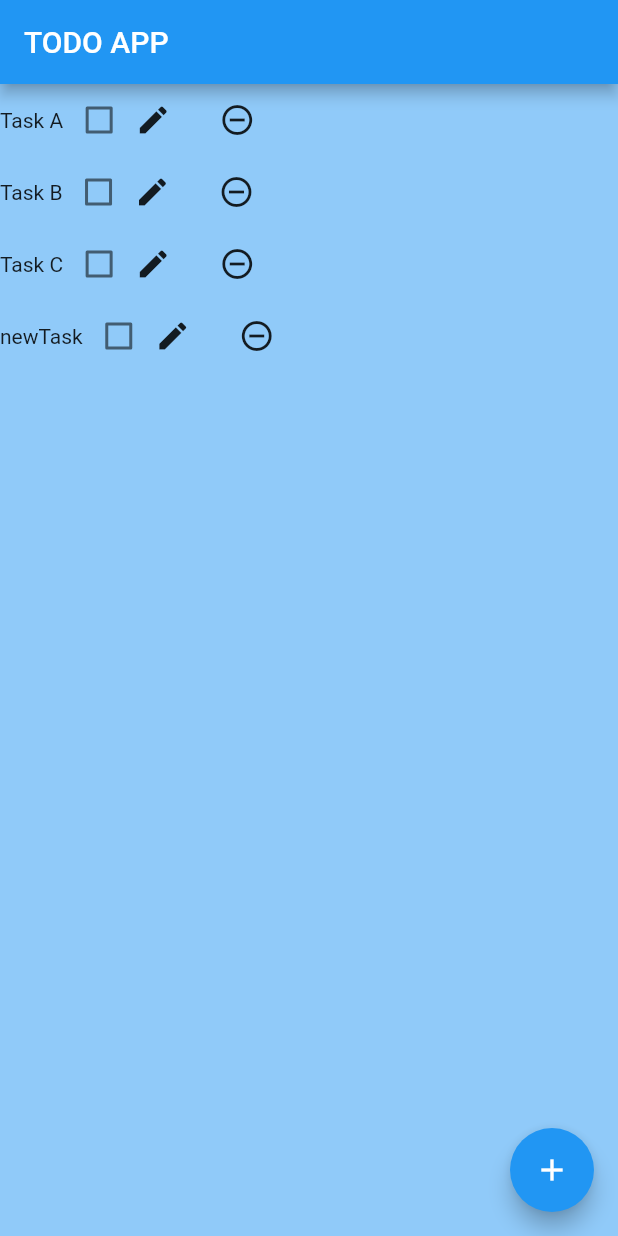
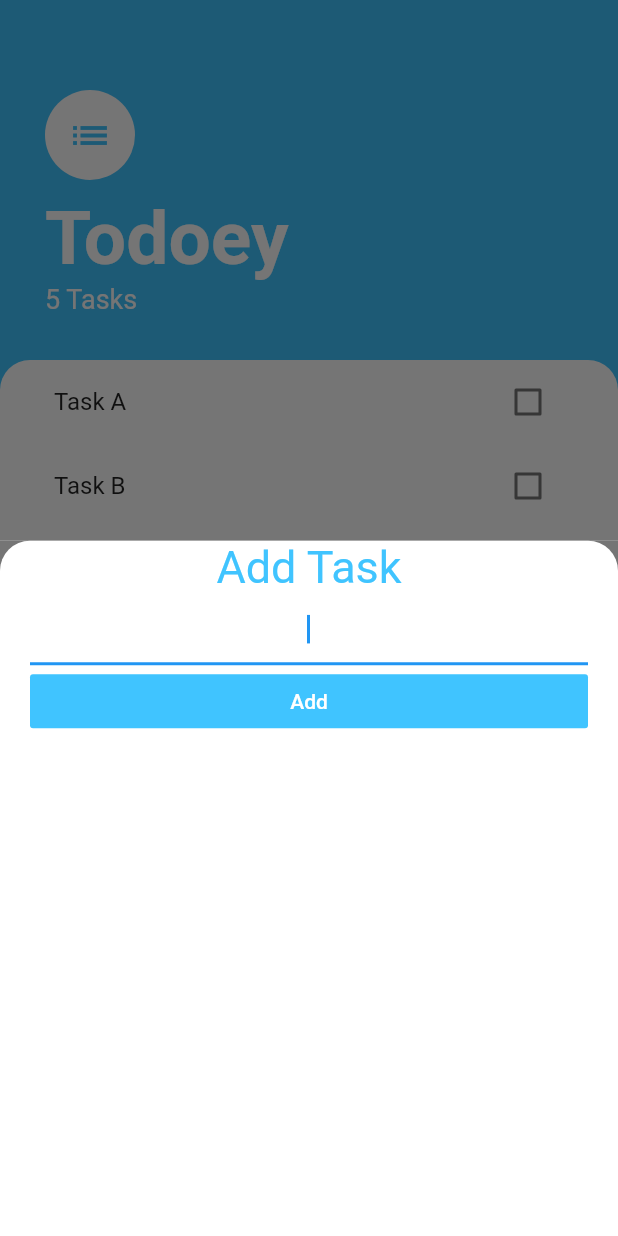
Before and after one commit to dihui98/todoapp, a Flutter app: the screen it shows after launch, after a tap on the "add" icon, on a phone screen of 412 x 824 dp. Run offline on Flutter 3.47's test engine with Material 2 defaults, Android fonts, the phone set to English and light mode, and no system bars.

Commit message:
Added addTask Feature and isDone Feature

```diff
--- a/todo_app/lib/main.dart
+++ b/todo_app/lib/main.dart
@@ -1,119 +1,15 @@
 import 'package:flutter/material.dart';
-import 'taskManager.dart';
-import 'task.dart';
+import 'package:todo_app/screens/tasks_screen.dart';
 
 void main() {
-  runApp(const MyApp());
+  runApp(MyApp());
 }
 
 class MyApp extends StatelessWidget {
-  const MyApp({Key? key}) : super(key: key);
-
   @override
   Widget build(BuildContext context) {
     return MaterialApp(
-      title: 'Flutter Demo',
-      theme: ThemeData(
-        primarySwatch: Colors.blue,
-      ),
-      home: const ToDoPage(),
+      home: TasksScreen(),
     );
   }
 }
-
-TaskManager taskManager = TaskManager();
-
-class ToDoPage extends StatefulWidget {
-  const ToDoPage({Key? key}) : super(key: key);
-  @override
-  State<ToDoPage> createState() => _ToDoPageState();
-}
-
-class _ToDoPageState extends State<ToDoPage> {
-  @override
-  Widget build(BuildContext context) {
-    return Scaffold(
-      backgroundColor: Colors.blue[200],
-      appBar: AppBar(
-        title: const Text('TODO APP'),
-      ),
-      body: SafeArea(
-        child: Container(
-          child: getTaskTileListUI(),
-        ),
-      ),
-      floatingActionButton: FloatingActionButton(
-        onPressed: () {
-          //showModalBottomSheet(context: context, builder: buildBottomSheet);
-          //taskManager.addTask('Task D');
-          //addTask('Task D');
-          setState(() {
-            taskManager.taskList
-                .add(Task(taskName: 'newTask', taskChecked: false));
-            //taskManager.removeTask(taskManager.taskList.length - 1 - 0);
-          });
-          print(taskManager.taskList.length);
-          //print('a');
-        },
-        tooltip: 'Add New Item',
-        child: const Icon(Icons.add),
-      ),
-    );
-  }
-}
-
-Widget buildBottomSheet(BuildContext context) {
-  return Container(
-    child: Center(
-      child: Text('abc'),
-    ),
-  );
-}
-
-Widget getTaskTileListUI() {
-  List<TaskTile> taskTileList = [];
-
-  for (int i = 0; i < taskManager.taskList.length; i++) {
-    taskTileList.add(TaskTile(taskManager.taskList[i].taskName));
-  }
-
-  return Column(
-    children: taskTileList,
-  );
-}
-
-class TaskTile extends StatefulWidget {
-  String taskTileName;
-
-  TaskTile(this.taskTileName);
-
-  @override
-  State<TaskTile> createState() => _TaskTileState(taskTileName);
-}
-
-class _TaskTileState extends State<TaskTile> {
-  String taskTileName;
-
-  _TaskTileState(this.taskTileName);
-
-  @override
-  Widget build(BuildContext context) {
-    return Container(
-      child: Row(
-        children: [
-          Text(taskTileName),
-          Checkbox(value: false, onChanged: (onChanged) {}),
-          Icon(Icons.edit),
-          FlatButton(
-            onPressed: () {
-              setState(() {
-                taskManager.removeTask(0);
-              });
-            },
-            child: Icon(Icons.remove_circle_outline),
-          )
-        ],
-      ),
-    );
-  }
-}
--- /dev/null
+++ b/todo_app/lib/models/task.dart
@@ -0,0 +1,10 @@
+class Task {
+  final String name;
+  bool isDone;
+
+  Task({required this.name, this.isDone = false});
+
+  void toggleDone() {
+    isDone = !isDone;
+  }
+}
--- /dev/null
+++ b/todo_app/lib/screens/add_task_screen.dart
@@ -0,0 +1,57 @@
+import 'package:flutter/material.dart';
+
+class AddTaskScreen extends StatelessWidget {
+  final Function? addTaskCallback;
+
+  AddTaskScreen({this.addTaskCallback});
+
+  @override
+  Widget build(BuildContext context) {
+    String? newTaskTitle;
+
+    return Container(
+      color: const Color(0xff757575),
+      child: Container(
+        padding: const EdgeInsets.symmetric(horizontal: 20.0),
+        decoration: const BoxDecoration(
+          color: Colors.white,
+          borderRadius: BorderRadius.only(
+            topLeft: Radius.circular(20.0),
+            topRight: Radius.circular(20.0),
+          ),
+        ),
+        child: Column(
+          crossAxisAlignment: CrossAxisAlignment.stretch,
+          children: [
+            const Text(
+              'Add Task',
+              textAlign: TextAlign.center,
+              style: TextStyle(
+                fontSize: 30.0,
+                color: Colors.lightBlueAccent,
+              ),
+            ),
+            TextField(
+              autofocus: true,
+              textAlign: TextAlign.center,
+              onChanged: (newText) {
+                print(newText);
+                newTaskTitle = newText;
+              },
+            ),
+            FlatButton(
+              color: Colors.lightBlueAccent,
+              onPressed: () {
+                addTaskCallback!(newTaskTitle);
+              },
+              child: const Text(
+                'Add',
+                style: TextStyle(color: Colors.white),
+              ),
+            ),
+          ],
+        ),
+      ),
+    );
+  }
+}
--- /dev/null
+++ b/todo_app/lib/screens/tasks_screen.dart
@@ -0,0 +1,101 @@
+import 'package:flutter/material.dart';
+import 'package:todo_app/widgets/tasks_list.dart';
+import 'package:todo_app/screens/add_task_screen.dart';
+import 'package:todo_app/models/task.dart';
+
+class TasksScreen extends StatefulWidget {
+  @override
+  State<TasksScreen> createState() => _TasksScreenState();
+}
+
+class _TasksScreenState extends State<TasksScreen> {
+  List<Task> tasks = [
+    Task(name: 'Task A'),
+    Task(name: 'Task B'),
+    Task(name: 'Task C'),
+    Task(name: 'Task D'),
+    Task(name: 'Task E'),
+  ];
+
+  @override
+  Widget build(BuildContext context) {
+    return Scaffold(
+      backgroundColor: Colors.lightBlueAccent,
+      floatingActionButton: FloatingActionButton(
+        backgroundColor: Colors.lightBlueAccent,
+        onPressed: () {
+          showModalBottomSheet(
+            context: context,
+            builder: (context) => AddTaskScreen(
+              addTaskCallback: (newTaskTitle) {
+                setState(() {
+                  tasks.add(Task(name: newTaskTitle, isDone: false));
+                });
+                Navigator.pop(context);
+              },
+            ),
+          );
+        },
+        child: const Icon(Icons.add),
+      ),
+      body: SafeArea(
+        child: Column(
+          crossAxisAlignment: CrossAxisAlignment.start,
+          children: [
+            Container(
+              padding: const EdgeInsets.only(
+                  top: 60.0, left: 30.0, right: 30.0, bottom: 30.0),
+              child: Column(
+                crossAxisAlignment: CrossAxisAlignment.start,
+                children: [
+                  const CircleAvatar(
+                    radius: 30.0,
+                    backgroundColor: Colors.white,
+                    child: Icon(
+                      Icons.list,
+                      size: 30.0,
+                      color: Colors.lightBlueAccent,
+                    ),
+                  ),
+                  const SizedBox(
+                    height: 10.0,
+                  ),
+                  const Text(
+                    'Todoey',
+                    style: TextStyle(
+                      color: Colors.white,
+                      fontSize: 50.0,
+                      fontWeight: FontWeight.w700,
+                    ),
+                  ),
+                  Text(
+                    '${tasks.length} Tasks',
+                    style: const TextStyle(
+                      color: Colors.white,
+                      fontSize: 18,
+                    ),
+                  ),
+                ],
+              ),
+            ),
+            Expanded(
+              child: Container(
+                padding: const EdgeInsets.symmetric(horizontal: 20.0),
+                decoration: const BoxDecoration(
+                  color: Colors.white,
+                  borderRadius: BorderRadius.only(
+                    topLeft: Radius.circular(20.0),
+                    topRight: Radius.circular(20.0),
+                  ),
+                ),
+                child: TasksList(
+                  tasks: tasks,
+                ),
+              ),
+            ),
+          ],
+        ),
+      ),
+    );
+  }
+}
--- /dev/null
+++ b/todo_app/lib/widgets/task_tile.dart
@@ -0,0 +1,25 @@
+import 'package:flutter/material.dart';
+
+class TaskTile extends StatelessWidget {
+  final bool? isChecked;
+  final String? taskTitle;
+  final Function? checkboxCallback;
+
+  TaskTile({this.isChecked, this.taskTitle, this.checkboxCallback});
+
+  @override
+  Widget build(BuildContext context) {
+    return ListTile(
+      title: Text(
+        taskTitle!,
+        style: TextStyle(
+            decoration: isChecked! ? TextDecoration.lineThrough : null),
+      ),
+      trailing: Checkbox(
+        activeColor: Colors.lightBlueAccent,
+        value: isChecked,
+        onChanged: (newValue) => checkboxCallback!(),
+      ),
+    );
+  }
+}
--- /dev/null
+++ b/todo_app/lib/widgets/tasks_list.dart
@@ -0,0 +1,31 @@
+import 'package:flutter/material.dart';
+import 'package:todo_app/widgets/task_tile.dart';
+import 'package:todo_app/models/task.dart';
+
+class TasksList extends StatefulWidget {
+  List<Task>? tasks;
+
+  TasksList({this.tasks});
+
+  @override
+  State<TasksList> createState() => _TasksListState();
+}
+
+class _TasksListState extends State<TasksList> {
+  @override
+  Widget build(BuildContext context) {
+    return ListView.builder(
+      itemCount: widget.tasks!.length,
+      itemBuilder: (context, index) {
+        return TaskTile(
+            taskTitle: widget.tasks![index].name,
+            isChecked: widget.tasks![index].isDone,
+            checkboxCallback: () {
+              setState(() {
+                widget.tasks![index].toggleDone();
+              });
+            });
+      },
+    );
+  }
+}
--- a/todo_app/pubspec.yaml
+++ b/todo_app/pubspec.yaml
@@ -34,6 +34,8 @@ dependencies:
   # The following adds the Cupertino Icons font to your application.
   # Use with the CupertinoIcons class for iOS style icons.
   cupertino_icons: ^1.0.2
+  dio: ^4.0.6
+  provider: ^6.0.2
 
 dev_dependencies:
   flutter_test:
```
Also changed, not shown: todo_app/lib/taskManager.dart (line endings or trailing spaces), todo_app/pubspec.lock.
